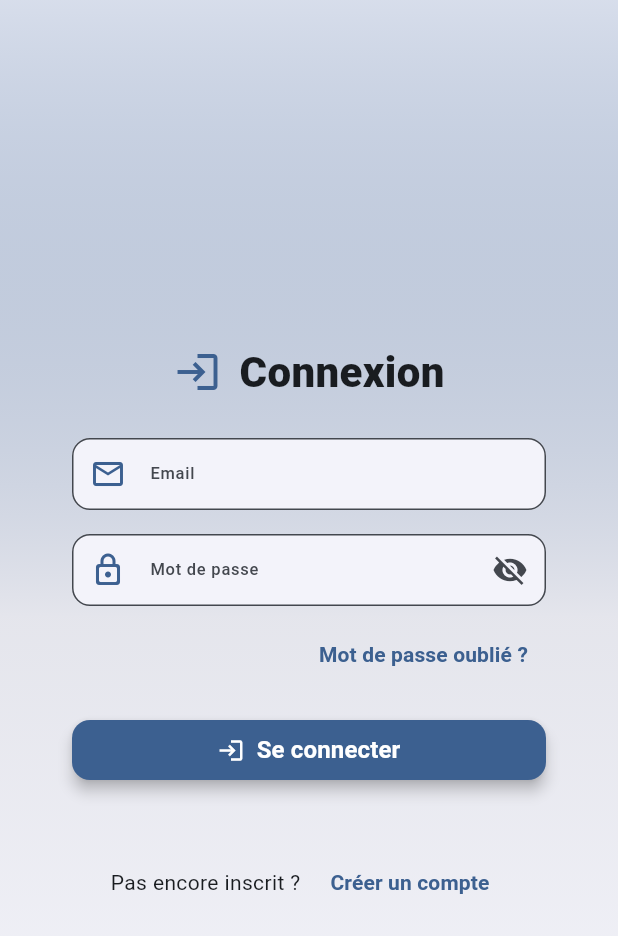
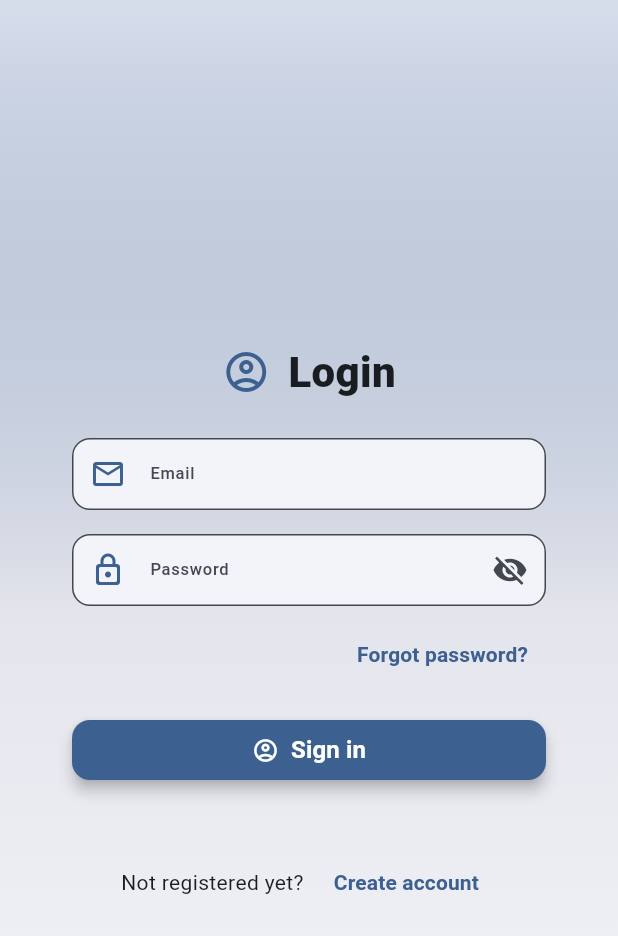
Before and after one commit to EdoardoNasuto/railmates, a Flutter app: the screen it shows after launch, on a phone screen of 412 x 824 dp. Shown: the top 936 px of the screen. Run offline on Flutter 3.47's test engine with Material 3 defaults, Android fonts, the phone set to English and light mode, and no system bars; our stand-ins replace flutter_svg, shared_preferences, supabase_flutter; missing offline and left inert: nowa_runtime; accounts and stored records are empty.

Commit message:
✨ Update authentication forms and related pages: translate labels and button names to English

```diff
--- a/lib/authentication_form.dart
+++ b/lib/authentication_form.dart
@@ -5,8 +5,8 @@ import 'package:nowa_runtime/nowa_runtime.dart';
 class AuthenticationForm extends StatefulWidget {
   @NowaGenerated({'loader': 'auto-constructor'})
   const AuthenticationForm({
-    this.nom = 'Connexion',
-    this.buttonName = 'Se connecter',
+    this.nom = 'Login',
+    this.buttonName = 'Sign in',
     this.icon = Icons.login_rounded,
     this.submitForm,
     this.textFields = const [],
--- a/lib/pages/forgot_password.dart
+++ b/lib/pages/forgot_password.dart
@@ -60,7 +60,7 @@ class _ForgotPasswordState extends State<ForgotPassword> {
                   FlexSizedBox(
                     child: AuthenticationForm(
                       nom: 'Reset password',
-                      icon: Icons.password,
+                      icon: Icons.lock_reset,
                       textFields: [
                         TextForm(
                           label: 'Reset token',
@@ -119,6 +119,7 @@ class _ForgotPasswordState extends State<ForgotPassword> {
                               },
                             );
                       },
+                      buttonName: 'Reset password',
                     ),
                   ),
                   FlexSizedBox(
@@ -140,7 +141,7 @@ class _ForgotPasswordState extends State<ForgotPassword> {
                             );
                           },
                           child: Text(
-                            'Revenir à l\'écran de connexion',
+                            'Back to login screen',
                             textAlign: TextAlign.start,
                             style: TextStyle(
                               fontWeight: FontWeight.w700,
--- a/lib/pages/login_page.dart
+++ b/lib/pages/login_page.dart
@@ -84,7 +84,7 @@ class _LoginPageState extends State<LoginPage> {
                           icon: Icons.email_outlined,
                         ),
                         TextForm(
-                          label: 'Mot de passe',
+                          label: 'Password',
                           required: true,
                           controller: passwordController,
                           obscure: true,
@@ -102,7 +102,7 @@ class _LoginPageState extends State<LoginPage> {
                                         context,
                                       ).showSnackBar(
                                         const SnackBar(
-                                          content: Text('Email envoyé'),
+                                          content: Text('Email sent'),
                                         ),
                                       );
                                       Navigator.of(context).push(
@@ -118,14 +118,14 @@ class _LoginPageState extends State<LoginPage> {
                                         context,
                                       ).showSnackBar(
                                         const SnackBar(
-                                          content: Text('Email invalide'),
+                                          content: Text('Invalid email'),
                                         ),
                                       );
                                     },
                                   );
                             },
                             child: Text(
-                              'Mot de passe oublié ?',
+                              'Forgot password?',
                               textAlign: TextAlign.end,
                               style: TextStyle(
                                 fontWeight: FontWeight.w700,
@@ -136,14 +136,15 @@ class _LoginPageState extends State<LoginPage> {
                           ),
                         ),
                       ],
-                      icon: Icons.login,
+                      icon: Icons.account_circle_outlined,
+                      nom: 'Login',
                     ),
                     const SizedBox(height: 24.0),
                     Row(
                       mainAxisAlignment: MainAxisAlignment.center,
                       children: [
                         Text(
-                          'Pas encore inscrit ?',
+                          'Not registered yet?',
                           style: TextStyle(
                             fontSize: 14.0,
                             color: Theme.of(context).colorScheme.onSurface,
@@ -159,7 +160,7 @@ class _LoginPageState extends State<LoginPage> {
                             );
                           },
                           child: Text(
-                            'Créer un compte',
+                            'Create account',
                             style: TextStyle(
                               fontWeight: FontWeight.w700,
                               fontSize: 14.0,
--- a/lib/pages/profile_page.dart
+++ b/lib/pages/profile_page.dart
@@ -87,13 +87,15 @@ class _ProfilePageState extends State<ProfilePage> {
                               );
                               ScaffoldMessenger.of(context).showSnackBar(
                                 const SnackBar(
-                                  content: Text('Avatar uploadé avec succès !'),
+                                  content: Text(
+                                    'Avatar uploaded successfully!',
+                                  ),
                                 ),
                               );
                             } catch (e) {
                               ScaffoldMessenger.of(context).showSnackBar(
                                 SnackBar(
-                                  content: Text('Erreur upload avatar : ${e}'),
+                                  content: Text('Avatar upload error: ${e}'),
                                 ),
                               );
                             }
@@ -140,8 +142,8 @@ class _ProfilePageState extends State<ProfilePage> {
                     ),
                     FlexSizedBox(
                       child: AuthenticationForm(
-                        nom: 'Créer ton profil',
-                        buttonName: 'Enregistrer',
+                        nom: 'Create your profile',
+                        buttonName: 'Save',
                         submitForm: () {
                           SupabaseService()
                               .updateProfiles(
@@ -181,7 +183,7 @@ class _ProfilePageState extends State<ProfilePage> {
                             icon: Icons.person,
                           ),
                           TextForm(
-                            label: 'Date de naissance',
+                            label: 'Birth Date',
                             dateField: true,
                             required: true,
                             controller: birthDateController,
@@ -217,7 +219,7 @@ class _ProfilePageState extends State<ProfilePage> {
                       mainAxisAlignment: MainAxisAlignment.center,
                       children: [
                         Text(
-                          'Déjà inscrit ?',
+                          'Already have an account?',
                           style: TextStyle(
                             fontSize: 14.0,
                             color: Theme.of(context).colorScheme.onSurface,
@@ -233,7 +235,7 @@ class _ProfilePageState extends State<ProfilePage> {
                             );
                           },
                           child: Text(
-                            'Connexion',
+                            'Login',
                             style: TextStyle(
                               fontWeight: FontWeight.w700,
                               fontSize: 14.0,
--- a/lib/pages/register_page.dart
+++ b/lib/pages/register_page.dart
@@ -60,8 +60,8 @@ class _RegisterPageState extends State<RegisterPage> {
                   children: [
                     FlexSizedBox(
                       child: AuthenticationForm(
-                        nom: 'Créer un compte',
-                        buttonName: 'S\'inscrire',
+                        nom: 'Create account',
+                        buttonName: 'Sign up',
                         submitForm: () {
                           SupabaseService()
                               .signUp(
@@ -121,7 +121,7 @@ class _RegisterPageState extends State<RegisterPage> {
                             icon: Icons.email_outlined,
                           ),
                           TextForm(
-                            label: 'Mot de passe',
+                            label: 'Password',
                             required: true,
                             obscure: true,
                             validators: [RegExp('^.{6,}\$')],
@@ -129,7 +129,7 @@ class _RegisterPageState extends State<RegisterPage> {
                             icon: Icons.lock_outlined,
                           ),
                           TextForm(
-                            label: 'Confirmation du mot de passe',
+                            label: 'Confirm password',
                             obscure: true,
                             required: true,
                             controller: confirmPasswordController,
@@ -144,7 +144,7 @@ class _RegisterPageState extends State<RegisterPage> {
                       mainAxisAlignment: MainAxisAlignment.center,
                       children: [
                         Text(
-                          'Déjà inscrit ?',
+                          'Already have an account?',
                           style: TextStyle(
                             fontSize: 14.0,
                             color: Theme.of(context).colorScheme.onSurface,
@@ -160,7 +160,7 @@ class _RegisterPageState extends State<RegisterPage> {
                             );
                           },
                           child: Text(
-                            'Connexion',
+                            'Login',
                             style: TextStyle(
                               fontWeight: FontWeight.w700,
                               fontSize: 14.0,
```
Also changed, not shown: .nowa/thumbnail.png.
